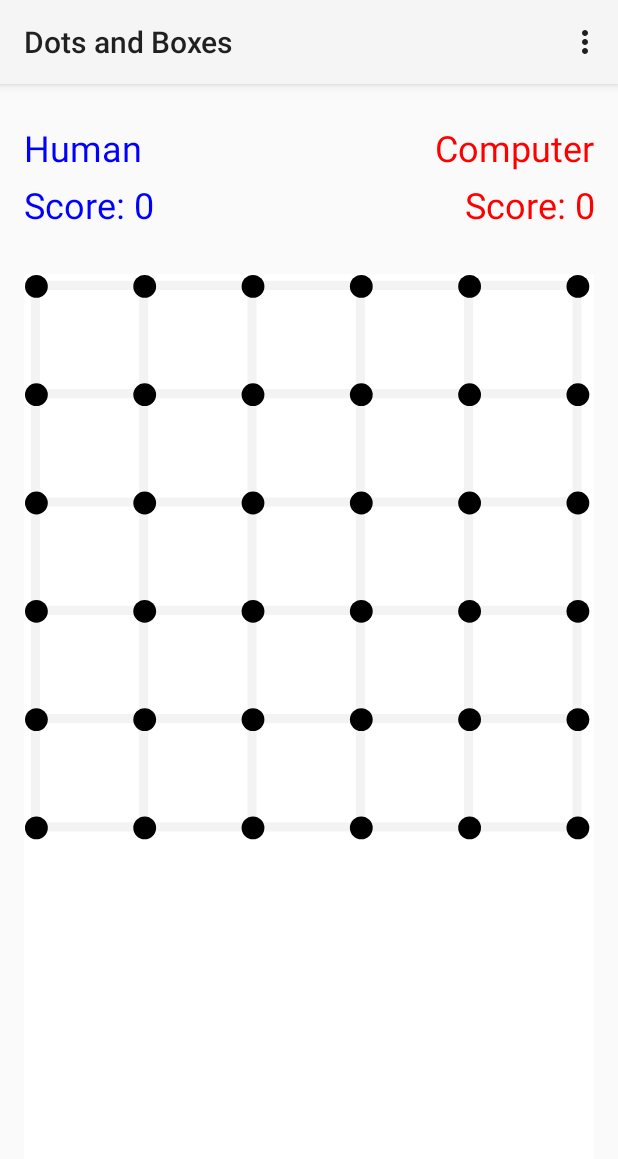
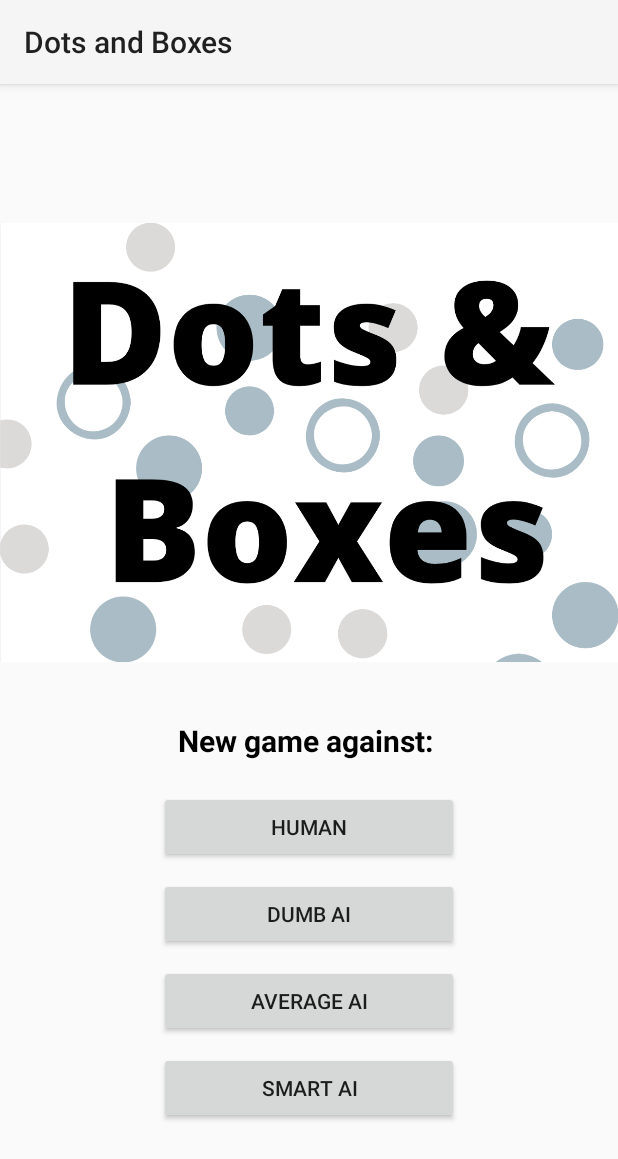
Before and after one commit to tamsendean/Dots-and-Boxes, an Android app: the screen it shows after launch (DBMainActivity before the commit, MainMenu after it), on a phone screen of 412 x 824 dp. Shown: the top 1159 px of the screen. Run offline under Robolectric (Android 15) with nearby library versions, the phone set to English and light mode, and no system bars.

Commit message:
main menu

```diff
--- a/app/src/main/AndroidManifest.xml
+++ b/app/src/main/AndroidManifest.xml
@@ -11,7 +11,7 @@
         android:label="@string/app_name"
         android:theme="@style/Theme.AppCompat.Light" >
 
-        <activity android:name="edu.up.cs301.db.DBMainActivity"
+        <activity android:name="edu.up.cs301.GameFramework.utilities.MainMenu"
             android:configChanges="keyboard|keyboardHidden|orientation|screenSize"
             android:exported="true" >
             <intent-filter>
@@ -20,6 +20,10 @@
             </intent-filter>
         </activity>
 
+        <activity
+            android:name="edu.up.cs301.db.DBMainActivity"
+            android:label="Dots and Boxes" />
+
     </application>
 
 </manifest>
--- a/app/src/main/java/edu/up/cs301/GameFramework/GameMainActivity.java
+++ b/app/src/main/java/edu/up/cs301/GameFramework/GameMainActivity.java
@@ -525,10 +525,6 @@ public abstract class GameMainActivity extends Activity implements
             case R.id.menu_help:
                 Logger.log(TAG, "This is the help button!");
                 return true;
-            case R.id.load_game:
-                Logger.log(TAG, "This is the loading button!");
-                MessageBox.popUpLoadGame("Select Your Game: ", this);
-                return true;
             default:
                 return super.onOptionsItemSelected(item);
         }
--- /dev/null
+++ b/app/src/main/java/edu/up/cs301/GameFramework/utilities/MainMenu.java
@@ -0,0 +1,134 @@
+package edu.up.cs301.GameFramework.utilities;
+import android.content.Intent;
+import android.support.v7.app.AppCompatActivity;
+import android.os.Bundle;
+import android.app.AlertDialog;
+import android.content.DialogInterface;
+import android.view.Menu;
+import android.view.MenuItem;
+import android.view.View;
+import android.widget.Button;
+import android.widget.TextView;
+import java.util.Map;
+
+import edu.up.cs301.GameFramework.infoMessage.PlayerInfo;
+import edu.up.cs301.GameFramework.players.Player;
+import edu.up.cs301.db.DBMainActivity;
+import edu.up.cs301.db.DBPlayer;
+import edu.up.cs301.db.DumbComputerPlayer;
+import edu.up.cs301.game.R;
+
+public class MainMenu extends AppCompatActivity {
+    Button humanGame;
+    Button dumbGame;
+    Button avgGame;
+    Button smartGame;
+    @Override
+    protected void onCreate(Bundle savedInstanceState) {
+        super.onCreate(savedInstanceState);
+        setContentView(R.layout.main_menu);
+        humanGame = (Button) findViewById(R.id.humanBtn);
+        humanGame.setOnClickListener(new View.OnClickListener() {
+            @Override
+            public void onClick(View v) {
+                Intent i = new Intent(MainMenu.this, DBMainActivity.class);
+                i.putExtra("id", 0);
+                setContentView(R.layout.activity_main);
+                startActivity(i);
+            }
+        });
+        dumbGame = (Button) findViewById(R.id.dumbBtn);
+        dumbGame.setOnClickListener(new View.OnClickListener() {
+            @Override
+            public void onClick(View v) {
+                runOnUiThread(new Runnable() {
+                    @Override
+                    public void run() {
+                        new AlertDialog.Builder(MainMenu.this)
+                                .setTitle("Select Player 1: ")
+                                .setPositiveButton("Computer", new DialogInterface.OnClickListener() {
+                                    @Override
+                                    public void onClick(DialogInterface dialogInterface, int i) {
+                                        Intent in = new Intent(MainMenu.this, DBMainActivity.class);
+                                        in.putExtra("id", 10);
+                                        setContentView(R.layout.activity_main);
+                                        startActivity(in);
+                                    }
+                                })
+                                .setNegativeButton("Human", new DialogInterface.OnClickListener() {
+                                    @Override
+                                    public void onClick(DialogInterface dialogInterface, int i) {
+                                        Intent in = new Intent(MainMenu.this, DBMainActivity.class);
+                                        in.putExtra("id", 01);
+                                        setContentView(R.layout.activity_main);
+                                        startActivity(in);
+                                    }
+                                }).show();
+                    }
+                });
+            }
+        });
+        avgGame = (Button) findViewById(R.id.avgBtn);
+        avgGame.setOnClickListener(new View.OnClickListener() {
+            @Override
+            public void onClick(View v) {
+                runOnUiThread(new Runnable() {
+                    @Override
+                    public void run() {
+                        new AlertDialog.Builder(MainMenu.this)
+                                .setTitle("Select Player 1: ")
+                                .setPositiveButton("Computer", new DialogInterface.OnClickListener() {
+                                    @Override
+                                    public void onClick(DialogInterface dialogInterface, int i) {
+                                        Intent in = new Intent(MainMenu.this, DBMainActivity.class);
+                                        in.putExtra("id", 20);
+                                        setContentView(R.layout.activity_main);
+                                        startActivity(in);
+                                    }
+                                })
+                                .setNegativeButton("Human", new DialogInterface.OnClickListener() {
+                                    @Override
+                                    public void onClick(DialogInterface dialogInterface, int i) {
+                                        Intent in = new Intent(MainMenu.this, DBMainActivity.class);
+                                        in.putExtra("id", 02);
+                                        setContentView(R.layout.activity_main);
+                                        startActivity(in);
+                                    }
+                                }).show();
+                    }
+                });
+            }
+        });
+        smartGame = (Button) findViewById(R.id.smartBtn);
+        smartGame.setOnClickListener(new View.OnClickListener() {
+            @Override
+            public void onClick(View v) {
+                runOnUiThread(new Runnable() {
+                    @Override
+                    public void run() {
+                        new AlertDialog.Builder(MainMenu.this)
+                                .setTitle("Select Player 1: ")
+                                .setPositiveButton("Computer", new DialogInterface.OnClickListener() {
+                                    @Override
+                                    public void onClick(DialogInterface dialogInterface, int i) {
+                                        Intent in = new Intent(MainMenu.this, DBMainActivity.class);
+                                        in.putExtra("id", 30);
+                                        setContentView(R.layout.activity_main);
+                                        startActivity(in);
+                                    }
+                                })
+                                .setNegativeButton("Human", new DialogInterface.OnClickListener() {
+                                    @Override
+                                    public void onClick(DialogInterface dialogInterface, int i) {
+                                        Intent in = new Intent(MainMenu.this, DBMainActivity.class);
+                                        in.putExtra("id", 03);
+                                        setContentView(R.layout.activity_main);
+                                        startActivity(in);
+                                    }
+                                }).show();
+                    }
+                });
+            }
+        });
+    }
+}
--- a/app/src/main/res/layout/activity_main.xml
+++ b/app/src/main/res/layout/activity_main.xml
@@ -28,7 +28,7 @@
                 android:id="@+id/player1name"
                 android:layout_width="wrap_content"
                 android:layout_height="wrap_content"
-                android:text="Human"
+                android:text="Player 1"
                 android:textColor="@color/colorP1"
                 android:textSize="24sp" />
 
@@ -56,7 +56,7 @@
                 android:layout_width="match_parent"
                 android:layout_height="wrap_content"
                 android:gravity="end"
-                android:text="Computer"
+                android:text="Player 2"
                 android:textColor="@color/colorP2"
                 android:textSize="24sp" />
 
--- /dev/null
+++ b/app/src/main/res/layout/main_menu.xml
@@ -0,0 +1,74 @@
+<?xml version="1.0" encoding="utf-8"?>
+<RelativeLayout xmlns:android="http://schemas.android.com/apk/res/android"
+    xmlns:tools="http://schemas.android.com/tools"
+    android:layout_width="match_parent"
+    android:layout_height="match_parent"
+    android:gravity="center"
+    android:layout_gravity="center"
+    tools:context="edu.up.cs301.db.DBMainActivity">
+
+    <LinearLayout
+        android:layout_width="match_parent"
+        android:layout_height="wrap_content"
+        android:layout_centerInParent="true"
+        android:gravity="center"
+        android:orientation="vertical">
+
+        <ImageView
+            android:layout_width="wrap_content"
+            android:layout_height="350dp"
+            android:paddingBottom="20dp"
+            android:src="@drawable/db_logo" />
+
+        <TextView
+            android:layout_width="wrap_content"
+            android:layout_height="wrap_content"
+            android:paddingBottom="10dp"
+            android:text="New game against: "
+            android:textColor="?android:attr/colorForeground"
+            android:textSize="20sp"
+            android:textStyle="bold" />
+
+        <Button
+            android:id="@+id/humanBtn"
+            style="@android:style/Widget.DeviceDefault.Light.Button"
+            android:layout_width="200dp"
+            android:layout_height="wrap_content"
+            android:layout_marginTop="10dp"
+            android:gravity="center"
+            android:paddingBottom="10dp"
+            android:text="Human" />
+
+        <Button
+            android:id="@+id/dumbBtn"
+            style="@android:style/Widget.DeviceDefault.Light.Button"
+            android:layout_width="200dp"
+            android:layout_height="wrap_content"
+            android:layout_marginTop="10dp"
+            android:gravity="center"
+            android:paddingBottom="10dp"
+            android:text="Dumb AI" />
+
+        <Button
+            android:id="@+id/avgBtn"
+            style="@android:style/Widget.DeviceDefault.Light.Button"
+            android:layout_width="200dp"
+            android:layout_height="wrap_content"
+            android:layout_marginTop="10dp"
+            android:gravity="center"
+            android:paddingBottom="10dp"
+            android:text="Average AI" />
+
+        <Button
+            android:id="@+id/smartBtn"
+            style="@android:style/Widget.DeviceDefault.Light.Button"
+            android:layout_width="200dp"
+            android:layout_height="wrap_content"
+            android:layout_marginTop="10dp"
+            android:gravity="center"
+            android:paddingBottom="10dp"
+            android:text="Smart AI" />
+
+    </LinearLayout>
+
+</RelativeLayout>
--- a/app/src/main/res/menu/game_main.xml
+++ b/app/src/main/res/menu/game_main.xml
@@ -2,8 +2,8 @@
     <item android:id="@+id/menu_help"
         android:title="@string/menu_help"
         android:orderInCategory="100"/>
-    <item android:id="@+id/load_game"
-        android:title="@string/load_game"
+    <item android:id="@+id/menu_main"
+        android:title="@string/main_menu"
         android:orderInCategory="100"/>
     <item android:id="@+id/exit_game"
         android:title="Exit Game"
--- a/app/src/main/res/values/framework_strings.xml
+++ b/app/src/main/res/values/framework_strings.xml
@@ -7,6 +7,7 @@ really need to.-->
     <string name="menu_help">Help</string>
     <string name="save_game">Save Game</string>
     <string name="load_game">Load Game</string>
+    <string name="main_menu">Main Menu</string>
     <string name="delete_game">Delete Game</string>
     <!--The following are Configuration menu strings-->
     <string name="title_activity_game_main">Shall We Play A Game?</string>
```
Also changed, not shown: app/src/main/java/edu/up/cs301/db/DBMainActivity.java (+60 -97 lines), app/src/main/java/edu/up/cs301/GameFramework/ProxyGame.java (line endings or trailing spaces), app/src/main/res/drawable-xhdpi/db_logo.png (added).
